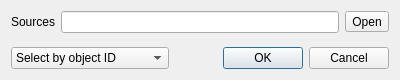
Kuszki/EW-Database, file selectordialog.ui: the form before one commit.
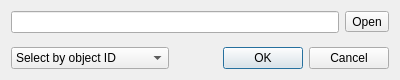
The form after the commit. Icons and pictures are not drawn.

Commit message: Remove label

What changed in the file:
```diff
--- a/selectordialog.ui
+++ b/selectordialog.ui
@@ -14,17 +14,11 @@
    <string>Load items from list</string>
   </property>
   <property name="windowIcon">
-   <iconset theme="document-open"/>
+   <iconset theme="document-open">
+    <normaloff>.</normaloff>.</iconset>
   </property>
   <layout class="QGridLayout" name="gridLayout">
    <item row="0" column="0">
-    <widget class="QLabel" name="sourceLabel">
-     <property name="text">
-      <string>Sources</string>
-     </property>
-    </widget>
-   </item>
-   <item row="0" column="1">
     <layout class="QHBoxLayout" name="sourceLayout">
      <item>
       <widget class="QLineEdit" name="sourceEdit">
@@ -46,7 +40,7 @@
      </item>
     </layout>
    </item>
-   <item row="1" column="0" colspan="2">
+   <item row="1" column="0">
     <spacer name="verticalSpacer">
      <property name="orientation">
       <enum>Qt::Vertical</enum>
@@ -59,7 +53,7 @@
      </property>
     </spacer>
    </item>
-   <item row="2" column="0" colspan="2">
+   <item row="2" column="0">
     <layout class="QHBoxLayout" name="horizontalLayout">
      <item>
       <widget class="QComboBox" name="comboBox">
```
